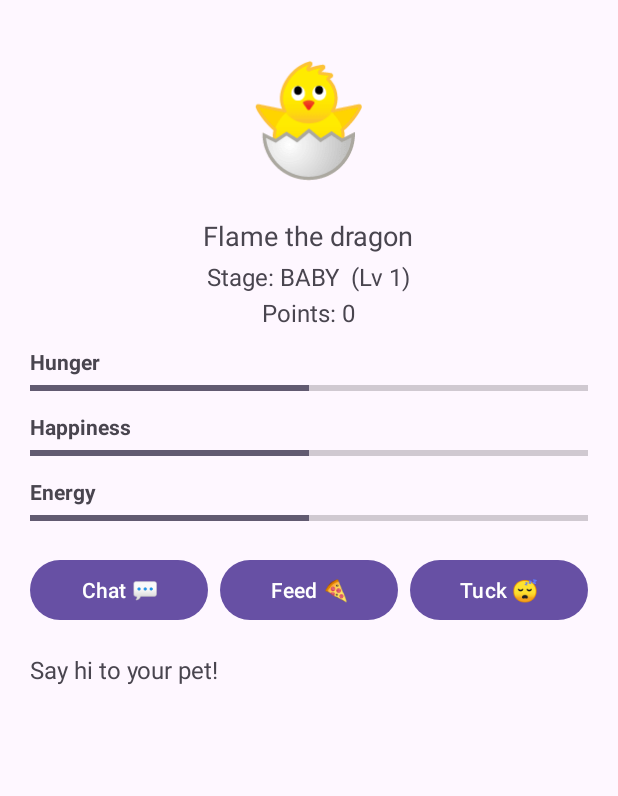
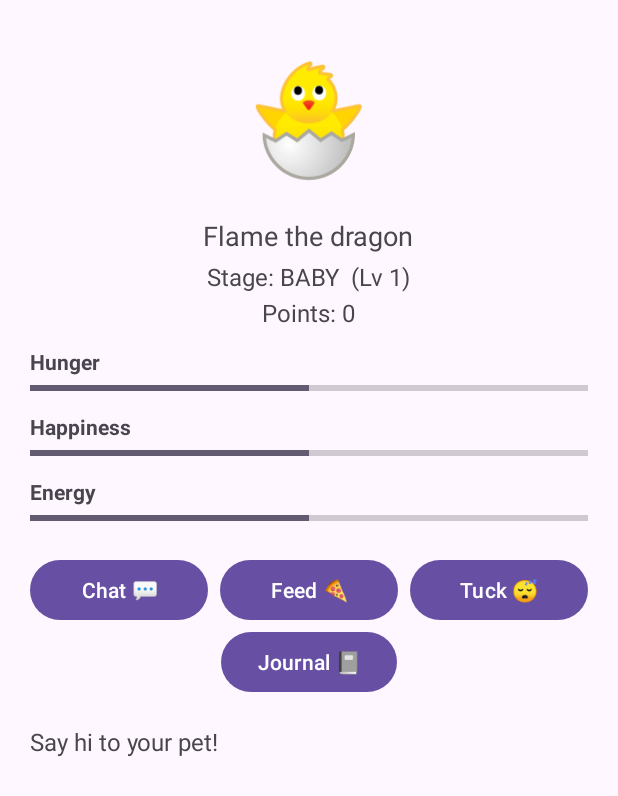
Before and after one commit to segak2003/cs310_project_chatpet22, an Android app: the PetGrowthActivity screen opened directly, with no data from a screen before it, on a phone screen of 412 x 824 dp. Shown: the top 796 px of the screen. Run offline under Robolectric (Android 15) with nearby library versions, the phone set to English and light mode, and no system bars.

```diff
--- a/app/src/main/AndroidManifest.xml
+++ b/app/src/main/AndroidManifest.xml
@@ -26,6 +26,7 @@
         <activity android:name=".ProfileActivity" />
         <activity android:name=".LoginActivity" />
         <activity android:name=".RegisterActivity" />
+        <activity android:name=".PetJournalActivity" />
     </application>
 
 </manifest>
--- a/app/src/main/java/com/example/chatpet/feature4/PetGrowthActivity.java
+++ b/app/src/main/java/com/example/chatpet/feature4/PetGrowthActivity.java
@@ -2,6 +2,7 @@ package com.example.chatpet.feature4;
 
 import androidx.appcompat.app.AppCompatActivity;
 
+import android.content.Intent;
 import android.os.Bundle;
 import android.view.View;
 import android.widget.Button;
@@ -9,6 +10,8 @@ import android.widget.ProgressBar;
 import android.widget.TextView;
 import android.widget.Toast;
 
+import com.example.chatpet.ChatPage;
+import com.example.chatpet.PetJournalActivity;
 import com.example.chatpet.R;
 
 public class PetGrowthActivity extends AppCompatActivity {
@@ -17,7 +20,7 @@ public class PetGrowthActivity extends AppCompatActivity {
 
     private TextView tvEmoji, tvStage, tvPoints, tvReply, tvName, tvDelta;
     private ProgressBar barHunger, barHappiness, barEnergy;
-    private Button btnChat, btnFeed, btnTuck;
+    private Button btnChat, btnFeed, btnTuck, btnJournal;
 
     @Override
     protected void onCreate(Bundle savedInstanceState) {
@@ -39,8 +42,13 @@ public class PetGrowthActivity extends AppCompatActivity {
         btnChat = findViewById(R.id.btnChat);
         btnFeed = findViewById(R.id.btnFeed);
         btnTuck = findViewById(R.id.btnTuck);
+        btnJournal = findViewById(R.id.btnJournal);
 
-        btnChat.setOnClickListener(v -> handleInteraction(PointManager.InteractionType.CHAT));
+        btnChat.setOnClickListener(v -> {handleInteraction(PointManager.InteractionType.CHAT);
+        Intent intent = new Intent(PetGrowthActivity.this, ChatPage.class);
+        startActivity(intent);});
+        btnJournal.setOnClickListener(v -> {Intent intent = new Intent(PetGrowthActivity.this, PetJournalActivity.class);
+            startActivity(intent);});
         btnFeed.setOnClickListener(v -> handleInteraction(PointManager.InteractionType.FEED));
         btnTuck.setOnClickListener(v -> handleInteraction(PointManager.InteractionType.TUCK));
 
--- /dev/null
+++ b/app/src/main/res/drawable/baseline_arrow_back_24.xml
@@ -0,0 +1,5 @@
+<vector xmlns:android="http://schemas.android.com/apk/res/android" android:autoMirrored="true" android:height="24dp" android:tint="#000000" android:viewportHeight="24" android:viewportWidth="24" android:width="24dp">
+
+    <path android:fillColor="@android:color/black" android:pathData="M20,11H7.83l5.59,-5.59L12,4l-8,8 8,8 1.41,-1.41L7.83,13H20v-2z"/>
+
+</vector>
--- a/app/src/main/res/layout/activity_pet_growth.xml
+++ b/app/src/main/res/layout/activity_pet_growth.xml
@@ -108,7 +108,8 @@
                 android:layout_width="0dp"
                 android:layout_height="wrap_content"
                 android:layout_weight="1"
-                android:text="Chat 💬"/>
+                android:text="Chat 💬"
+                />
 
             <Button
                 android:id="@+id/btnFeed"
@@ -124,8 +125,18 @@
                 android:layout_width="0dp"
                 android:layout_height="wrap_content"
                 android:layout_weight="1"
-                android:text="Tuck 😴"/>
+                android:text="Tuck 😴"
+                />
+
         </LinearLayout>
+
+        <Button
+            android:id="@+id/btnJournal"
+            android:layout_width="wrap_content"
+            android:layout_height="wrap_content"
+            android:layout_weight="1"
+            android:text="Journal 📓"/>
+
 
         <TextView
             android:id="@+id/tvReply"
```
Also changed, not shown: app/src/main/java/com/example/chatpet/ChatPage.java (+12 -0 lines), app/src/main/res/layout/activity_chat_page.xml (+10 -7 lines).
